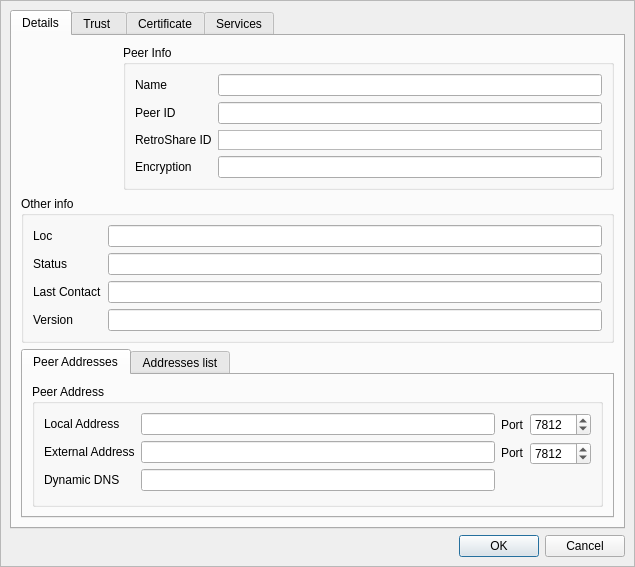
Qt form retroshare-gui/src/gui/connect/ConfCertDialog.ui (RetroShare/RetroShare) before a commit.
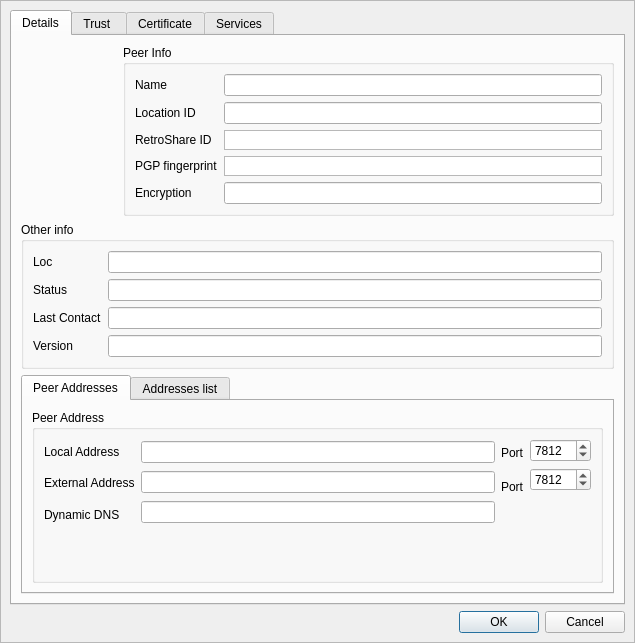
The same form after that commit. Icons and pictures are not drawn. Custom widgets are drawn as their Qt base class.

Commit message: show fingerprint in ConfCertDialog, and splitted the string with spaces. Removed the use of the ambiguous peer id for both pgp and locations ids

Diff of the .ui file:
```diff
--- a/retroshare-gui/src/gui/connect/ConfCertDialog.ui
+++ b/retroshare-gui/src/gui/connect/ConfCertDialog.ui
@@ -7,7 +7,7 @@
     <x>0</x>
     <y>0</y>
     <width>635</width>
-    <height>549</height>
+    <height>643</height>
    </rect>
   </property>
   <property name="windowTitle">
@@ -110,7 +110,7 @@
              <item row="1" column="0">
               <widget class="QLabel" name="label_id">
                <property name="text">
-                <string>Peer ID</string>
+                <string>Location ID</string>
                </property>
               </widget>
              </item>
@@ -157,13 +157,48 @@
               </widget>
              </item>
              <item row="3" column="0">
+              <widget class="QLabel" name="pgpfingerprint_label">
+               <property name="text">
+                <string>PGP fingerprint</string>
+               </property>
+              </widget>
+             </item>
+             <item row="3" column="1">
+              <widget class="RSTextBrowser" name="pgpfingerprint">
+               <property name="enabled">
+                <bool>true</bool>
+               </property>
+               <property name="sizePolicy">
+                <sizepolicy hsizetype="Expanding" vsizetype="Fixed">
+                 <horstretch>0</horstretch>
+                 <verstretch>0</verstretch>
+                </sizepolicy>
+               </property>
+               <property name="maximumSize">
+                <size>
+                 <width>16777215</width>
+                 <height>20</height>
+                </size>
+               </property>
+               <property name="verticalScrollBarPolicy">
+                <enum>Qt::ScrollBarAlwaysOff</enum>
+               </property>
+               <property name="horizontalScrollBarPolicy">
+                <enum>Qt::ScrollBarAlwaysOff</enum>
+               </property>
+               <property name="readOnly">
+                <bool>true</bool>
+               </property>
+              </widget>
+             </item>
+             <item row="4" column="0">
               <widget class="QLabel" name="crypto_label">
                <property name="text">
                 <string>Encryption</string>
                </property>
               </widget>
              </item>
-             <item row="3" column="1">
+             <item row="4" column="1">
               <widget class="QLineEdit" name="crypto_info"/>
              </item>
             </layout>
```
The commit also changes 4 other files.
